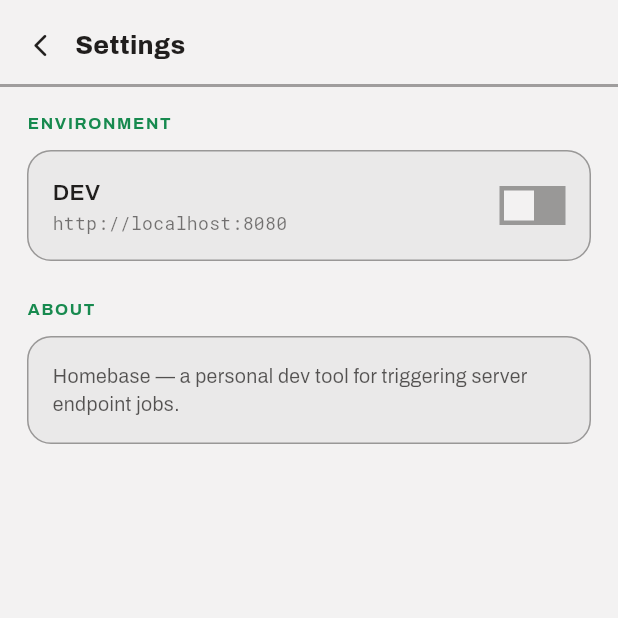
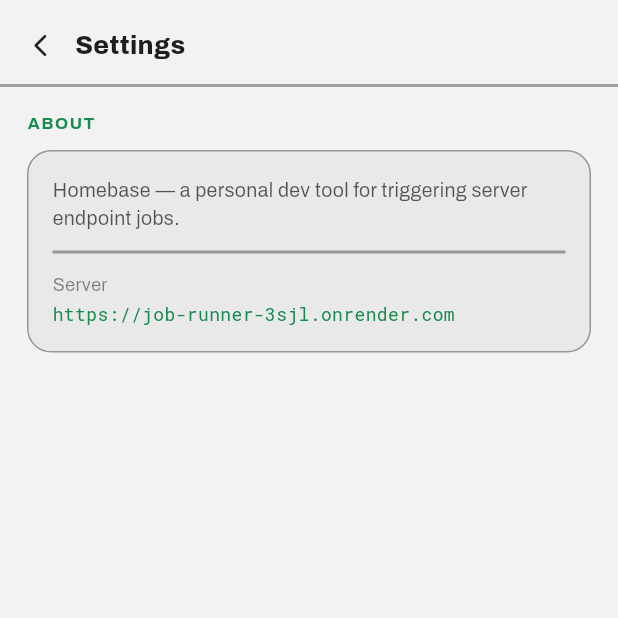
Before and after one commit to avahora866/HomebaseMobile, a Flutter app: the SettingsScreen screen opened directly, on a phone screen of 412 x 824 dp, the top half of it. Run offline on Flutter 3.47's test engine with Material 3 defaults, Android fonts, the phone set to English and light mode, and no system bars; our stand-ins replace flutter_dotenv, flutter_markdown, google_fonts.

Commit message:
Round every card/field/result surface, skip cover art for text-only media, go prod-only
- Add every previously-square container/border to the modernist card/field
  radius scale (search bar, tags, param fields, picker sheet, all result
  cards) — nothing in the app should read as a hard-cornered box anymore
- Fanfiction, podcast and webnovel results skip the cover-art placeholder
  since those media types never have cover art
- Remove the DEV/PROD environment toggle entirely: AppConfig.baseUrl is
  now a fixed prod constant, EnvProvider is deleted, the settings screen
  drops the Environment section, X-Internal-Header is always sent, and the
  Android cleartext-HTTP network security config (only needed for a local
  dev target) is removed

Verified with flutter analyze (clean) and flutter test (passing).

```diff
--- a/lib/config/app_config.dart
+++ b/lib/config/app_config.dart
@@ -1,29 +1,11 @@
 import 'package:flutter_dotenv/flutter_dotenv.dart';
 
-enum Environment { dev, prod }
+/// Homebase Mobile only ever talks to production — there is no dev/local
+/// target to switch between.
+class AppConfig {
+  AppConfig._();
 
-class AppConfig {
-  static Environment _currentEnv = Environment.dev;
-
-  static Environment get currentEnv => _currentEnv;
-
-  static void setEnvironment(Environment env) {
-    _currentEnv = env;
-  }
-
-  static String get baseUrl {
-    switch (_currentEnv) {
-      case Environment.dev:
-        return 'http://localhost:8080';
-      case Environment.prod:
-        // Homebase is the renamed/redeployed job-runner-server — same
-        // Render service. Update this if it's ever redeployed elsewhere.
-        return 'https://job-runner-3sjl.onrender.com';
-    }
-  }
-
-  static bool get isDev => _currentEnv == Environment.dev;
-  static bool get isProd => _currentEnv == Environment.prod;
+  static const String baseUrl = 'https://job-runner-3sjl.onrender.com';
 
   // ── External services ────────────────────────────────────────────────
   static const String gasUrl =
--- a/lib/providers/env_provider.dart
+++ /dev/null
@@ -1,23 +0,0 @@
-import 'package:flutter/material.dart';
-import '../config/app_config.dart';
-
-class EnvProvider extends ChangeNotifier {
-  // Initialise from AppConfig so the badge always matches the actual URL being used
-  Environment _env = AppConfig.currentEnv;
-
-  Environment get currentEnv => _env;
-  bool get isDev => _env == Environment.dev;
-
-  void switchTo(Environment env) {
-    _env = env;
-    AppConfig.setEnvironment(env);
-    notifyListeners();
-  }
-
-  void toggle() {
-    switchTo(_env == Environment.dev ? Environment.prod : Environment.dev);
-  }
-
-  String get label => _env == Environment.dev ? 'DEV' : 'PROD';
-  String get target => AppConfig.baseUrl;
-}
--- a/lib/screens/home_screen.dart
+++ b/lib/screens/home_screen.dart
@@ -172,7 +172,11 @@ class _SearchBar extends StatelessWidget {
   Widget build(BuildContext context) {
     return Container(
       padding: const EdgeInsets.symmetric(horizontal: 12, vertical: 9),
-      decoration: BoxDecoration(color: AppColors.surface, border: Border.all(color: AppColors.divider)),
+      decoration: BoxDecoration(
+        color: AppColors.surface,
+        borderRadius: BorderRadius.circular(AppRadius.field),
+        border: Border.all(color: AppColors.divider),
+      ),
       child: Row(
         children: [
           Icon(Icons.search_rounded, size: 18, color: AppColors.ink(0.6)),
--- a/lib/screens/job_detail_screen.dart
+++ b/lib/screens/job_detail_screen.dart
@@ -294,7 +294,11 @@ class _JsonResultCard extends StatelessWidget {
       width: double.infinity,
       constraints: const BoxConstraints(maxHeight: 420),
       padding: const EdgeInsets.all(16),
-      decoration: BoxDecoration(color: AppColors.surface, border: Border.all(color: AppColors.divider)),
+      decoration: BoxDecoration(
+        color: AppColors.surface,
+        borderRadius: BorderRadius.circular(AppRadius.card),
+        border: Border.all(color: AppColors.divider),
+      ),
       child: SingleChildScrollView(
         child: SelectableText(content, style: AppTypography.mono(13, color: AppColors.ink(0.8))),
       ),
--- a/lib/screens/settings_screen.dart
+++ b/lib/screens/settings_screen.dart
@@ -1,6 +1,5 @@
 import 'package:flutter/material.dart';
-import 'package:provider/provider.dart';
-import '../providers/env_provider.dart';
+import '../config/app_config.dart';
 import '../theme/app_theme.dart';
 import '../widgets/atoms.dart';
 
@@ -35,47 +34,6 @@ class SettingsScreen extends StatelessWidget {
               child: ListView(
                 padding: const EdgeInsets.fromLTRB(18, 16, 18, 40),
                 children: [
-                  const SectionKicker('Environment', margin: EdgeInsets.only(bottom: 10)),
-                  Consumer<EnvProvider>(
-                    builder: (context, env, _) {
-                      return Container(
-                        padding: const EdgeInsets.all(16),
-                        decoration: BoxDecoration(
-                          color: AppColors.surface,
-                          borderRadius: BorderRadius.circular(16),
-                          border: Border.all(color: AppColors.divider),
-                        ),
-                        child: Row(
-                          crossAxisAlignment: CrossAxisAlignment.center,
-                          children: [
-                            Expanded(
-                              child: Column(
-                                crossAxisAlignment: CrossAxisAlignment.start,
-                                children: [
-                                  Text(env.label, style: AppTypography.heading(15, weight: FontWeight.w600)),
-                                  const SizedBox(height: 2),
-                                  Text(env.target, style: AppTypography.mono(12, color: AppColors.ink(0.6))),
-                                ],
-                              ),
-                            ),
-                            GestureDetector(
-                              onTap: env.toggle,
-                              child: AnimatedContainer(
-                                duration: const Duration(milliseconds: 200),
-                                width: 44,
-                                height: 26,
-                                padding: const EdgeInsets.symmetric(horizontal: 3),
-                                alignment: env.isDev ? Alignment.centerLeft : Alignment.centerRight,
-                                color: env.isDev ? AppColors.divider : AppColors.accent,
-                                child: Container(width: 20, height: 20, color: AppColors.bg),
-                              ),
-                            ),
-                          ],
-                        ),
-                      );
-                    },
-                  ),
-                  const SizedBox(height: 24),
                   const SectionKicker('About', margin: EdgeInsets.only(bottom: 10)),
                   Container(
                     padding: const EdgeInsets.all(16),
@@ -84,9 +42,20 @@ class SettingsScreen extends StatelessWidget {
                       borderRadius: BorderRadius.circular(16),
                       border: Border.all(color: AppColors.divider),
                     ),
-                    child: Text(
-                      'Homebase — a personal dev tool for triggering server endpoint jobs.',
-                      style: AppTypography.body(13, color: AppColors.ink(0.75)),
+                    child: Column(
+                      crossAxisAlignment: CrossAxisAlignment.start,
+                      children: [
+                        Text(
+                          'Homebase — a personal dev tool for triggering server endpoint jobs.',
+                          style: AppTypography.body(13, color: AppColors.ink(0.75)),
+                        ),
+                        const SizedBox(height: 12),
+                        const ThickDivider(),
+                        const SizedBox(height: 12),
+                        Text('Server', style: AppTypography.body(12, color: AppColors.ink(0.55))),
+                        const SizedBox(height: 3),
+                        Text(AppConfig.baseUrl, style: AppTypography.mono(12, color: AppColors.accent)),
+                      ],
                     ),
                   ),
                 ],
--- a/lib/services/api_service.dart
+++ b/lib/services/api_service.dart
@@ -15,7 +15,7 @@ class ApiService {
   Map<String, String> get _headers => {
         'Content-Type': 'application/json',
         'Accept': 'application/json',
-        if (AppConfig.isProd) 'X-Internal-Header': _xInternalHeaderValue,
+        'X-Internal-Header': _xInternalHeaderValue,
       };
 
   Uri _buildUri(String endpoint) {
--- a/lib/theme/app_theme.dart
+++ b/lib/theme/app_theme.dart
@@ -55,6 +55,19 @@ class AppSpacing {
   static const s4 = 16.0;
   static const s6 = 24.0;
   static const s8 = 32.0;
+}
+
+/// ── Corner radius scale ───────────────────────────────────────────────
+/// Every filled/bordered surface in the app is rounded — small controls
+/// (tags, checkboxes) get a light touch, cards and result surfaces get the
+/// prototype's 16px, pills stay fully round.
+class AppRadius {
+  AppRadius._();
+  static const tag = 6.0;
+  static const field = 12.0;
+  static const card = 16.0;
+  static const sheet = 20.0;
+  static const pill = 20.0;
 }
 
 /// ── Typography ────────────────────────────────────────────────────────
@@ -146,7 +159,7 @@ class AppTheme {
       snackBarTheme: SnackBarThemeData(
         backgroundColor: AppColors.text,
         contentTextStyle: AppTypography.body(14, color: AppColors.bg),
-        shape: const RoundedRectangleBorder(borderRadius: BorderRadius.zero),
+        shape: RoundedRectangleBorder(borderRadius: BorderRadius.circular(AppRadius.field)),
         behavior: SnackBarBehavior.floating,
       ),
     );
--- a/lib/widgets/atoms.dart
+++ b/lib/widgets/atoms.dart
@@ -2,9 +2,7 @@ import 'package:flutter/material.dart';
 import '../theme/app_theme.dart';
 
 /// The `.tag.tag-outline` component: an accent-outlined label used for HTTP
-/// methods and category pills throughout the design. Square corners — the
-/// base `.tag` class inherits `--radius-md` (0) since the prototype never
-/// overrides it on this element.
+/// methods and category pills throughout the design.
 class OutlineTag extends StatelessWidget {
   final String label;
   final double? minWidth;
@@ -18,6 +16,7 @@ class OutlineTag extends StatelessWidget {
       padding: const EdgeInsets.symmetric(horizontal: 10, vertical: 3),
       decoration: BoxDecoration(
         border: Border.all(color: AppColors.accent),
+        borderRadius: BorderRadius.circular(AppRadius.tag),
       ),
       child: Text(
         label,
--- a/lib/widgets/interesting_fact_card.dart
+++ b/lib/widgets/interesting_fact_card.dart
@@ -15,9 +15,10 @@ class InterestingFactCard extends StatelessWidget {
   Widget build(BuildContext context) {
     return Container(
       width: double.infinity,
-      decoration: const BoxDecoration(
+      decoration: BoxDecoration(
         color: AppColors.surface,
-        border: Border(left: BorderSide(color: AppColors.accent, width: 3)),
+        borderRadius: BorderRadius.circular(AppRadius.card),
+        border: const Border(left: BorderSide(color: AppColors.accent, width: 3)),
       ),
       padding: const EdgeInsets.all(20),
       child: MarkdownBody(
--- a/lib/widgets/markdown_style.dart
+++ b/lib/widgets/markdown_style.dart
@@ -3,7 +3,7 @@ import 'package:flutter_markdown/flutter_markdown.dart';
 import '../theme/app_theme.dart';
 
 /// Shared markdown styling for server-returned content (interesting facts,
-/// trunk notes) — Archivo throughout, accent-toned code/quotes, square
+/// trunk notes) — Archivo throughout, accent-toned code/quotes, rounded
 /// corners, matching the modernist system.
 MarkdownStyleSheet modernistMarkdownStyle({Color accent = AppColors.accent}) {
   return MarkdownStyleSheet(
@@ -16,6 +16,7 @@ MarkdownStyleSheet modernistMarkdownStyle({Color accent = AppColors.accent}) {
     code: AppTypography.mono(13, color: AppColors.accent800),
     codeblockDecoration: BoxDecoration(
       color: AppColors.accent100,
+      borderRadius: BorderRadius.circular(AppRadius.tag),
       border: Border.all(color: accent.withValues(alpha: 0.3)),
     ),
     blockquoteDecoration: BoxDecoration(
--- a/lib/widgets/trunk_result_card.dart
+++ b/lib/widgets/trunk_result_card.dart
@@ -30,7 +30,11 @@ class TrunkResultCard extends StatelessWidget {
 
     return Container(
       width: double.infinity,
-      decoration: BoxDecoration(color: AppColors.surface, border: Border.all(color: AppColors.divider)),
+      decoration: BoxDecoration(
+        color: AppColors.surface,
+        borderRadius: BorderRadius.circular(AppRadius.card),
+        border: Border.all(color: AppColors.divider),
+      ),
       padding: const EdgeInsets.all(18),
       child: Column(
         crossAxisAlignment: CrossAxisAlignment.start,
```
Also changed, not shown: lib/main.dart (+2 -6 lines), lib/widgets/media_result_card.dart (+10 -1 lines), lib/widgets/param_form.dart (+14 -4 lines), lib/widgets/result_states.dart (+13 -4 lines), lib/widgets/searchable_picker_sheet.dart (+14 -11 lines), 3 other files.
